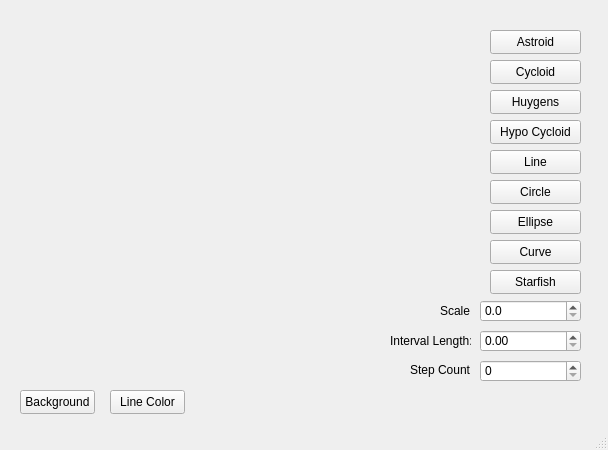
Above: mainwindow.ui from DMTRBor/DrawShapes before the change. Below: the same form after it.
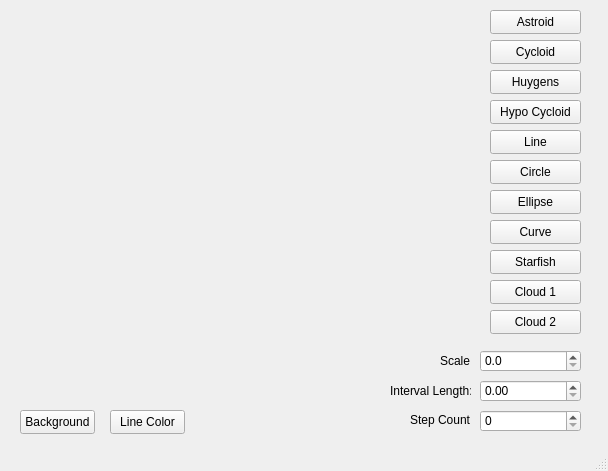
That is the form after the change. Custom widgets are drawn as their Qt base class.

Commit message: add cloud shapes

```diff
--- a/mainwindow.ui
+++ b/mainwindow.ui
@@ -7,7 +7,7 @@
     <x>0</x>
     <y>0</y>
     <width>608</width>
-    <height>450</height>
+    <height>471</height>
    </rect>
   </property>
   <property name="windowTitle">
@@ -18,7 +18,7 @@
     <property name="geometry">
      <rect>
       <x>480</x>
-      <y>300</y>
+      <y>350</y>
       <width>101</width>
       <height>22</height>
      </rect>
@@ -37,7 +37,7 @@
     <property name="geometry">
      <rect>
       <x>440</x>
-      <y>300</y>
+      <y>350</y>
       <width>30</width>
       <height>22</height>
      </rect>
@@ -50,7 +50,7 @@
     <property name="geometry">
      <rect>
       <x>480</x>
-      <y>330</y>
+      <y>380</y>
       <width>101</width>
       <height>22</height>
      </rect>
@@ -66,7 +66,7 @@
     <property name="geometry">
      <rect>
       <x>390</x>
-      <y>330</y>
+      <y>380</y>
       <width>81</width>
       <height>22</height>
      </rect>
@@ -79,7 +79,7 @@
     <property name="geometry">
      <rect>
       <x>480</x>
-      <y>360</y>
+      <y>410</y>
       <width>101</width>
       <height>22</height>
      </rect>
@@ -95,7 +95,7 @@
     <property name="geometry">
      <rect>
       <x>410</x>
-      <y>360</y>
+      <y>410</y>
       <width>61</width>
       <height>20</height>
      </rect>
@@ -108,7 +108,7 @@
     <property name="geometry">
      <rect>
       <x>20</x>
-      <y>390</y>
+      <y>410</y>
       <width>75</width>
       <height>24</height>
      </rect>
@@ -121,7 +121,7 @@
     <property name="geometry">
      <rect>
       <x>110</x>
-      <y>390</y>
+      <y>410</y>
       <width>75</width>
       <height>24</height>
      </rect>
@@ -134,7 +134,7 @@
     <property name="geometry">
      <rect>
       <x>490</x>
-      <y>180</y>
+      <y>160</y>
       <width>91</width>
       <height>24</height>
      </rect>
@@ -147,7 +147,7 @@
     <property name="geometry">
      <rect>
       <x>490</x>
-      <y>210</y>
+      <y>190</y>
       <width>91</width>
       <height>24</height>
      </rect>
@@ -160,7 +160,7 @@
     <property name="geometry">
      <rect>
       <x>490</x>
-      <y>240</y>
+      <y>220</y>
       <width>91</width>
       <height>24</height>
      </rect>
@@ -173,7 +173,7 @@
     <property name="geometry">
      <rect>
       <x>490</x>
-      <y>270</y>
+      <y>250</y>
       <width>91</width>
       <height>24</height>
      </rect>
@@ -182,11 +182,37 @@
      <string>Starfish</string>
     </property>
    </widget>
+   <widget class="QPushButton" name="btnCloud">
+    <property name="geometry">
+     <rect>
+      <x>490</x>
+      <y>280</y>
+      <width>91</width>
+      <height>24</height>
+     </rect>
+    </property>
+    <property name="text">
+     <string>Cloud 1</string>
+    </property>
+   </widget>
+   <widget class="QPushButton" name="btnCloud2">
+    <property name="geometry">
+     <rect>
+      <x>490</x>
+      <y>310</y>
+      <width>91</width>
+      <height>24</height>
+     </rect>
+    </property>
+    <property name="text">
+     <string>Cloud 2</string>
+    </property>
+   </widget>
    <widget class="QPushButton" name="btnHuygens">
     <property name="geometry">
      <rect>
       <x>490</x>
-      <y>90</y>
+      <y>70</y>
       <width>91</width>
       <height>24</height>
      </rect>
@@ -199,7 +225,7 @@
     <property name="geometry">
      <rect>
       <x>490</x>
-      <y>30</y>
+      <y>10</y>
       <width>91</width>
       <height>24</height>
      </rect>
@@ -212,7 +238,7 @@
     <property name="geometry">
      <rect>
       <x>490</x>
-      <y>60</y>
+      <y>40</y>
       <width>91</width>
       <height>24</height>
      </rect>
@@ -225,7 +251,7 @@
     <property name="geometry">
      <rect>
       <x>490</x>
-      <y>150</y>
+      <y>130</y>
       <width>91</width>
       <height>24</height>
      </rect>
@@ -238,7 +264,7 @@
     <property name="geometry">
      <rect>
       <x>490</x>
-      <y>120</y>
+      <y>100</y>
       <width>91</width>
       <height>24</height>
      </rect>
@@ -251,7 +277,7 @@
     <property name="geometry">
      <rect>
       <x>20</x>
-      <y>20</y>
+      <y>15</y>
       <width>361</width>
       <height>361</height>
      </rect>
```
The commit also changes 4 other files.
